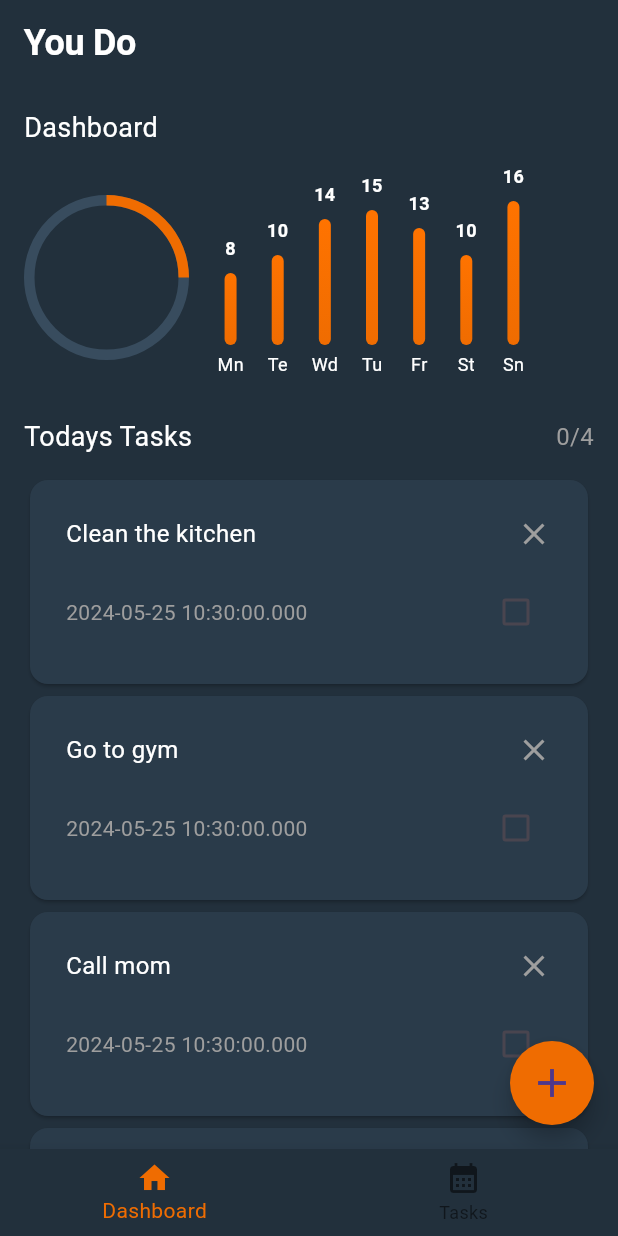
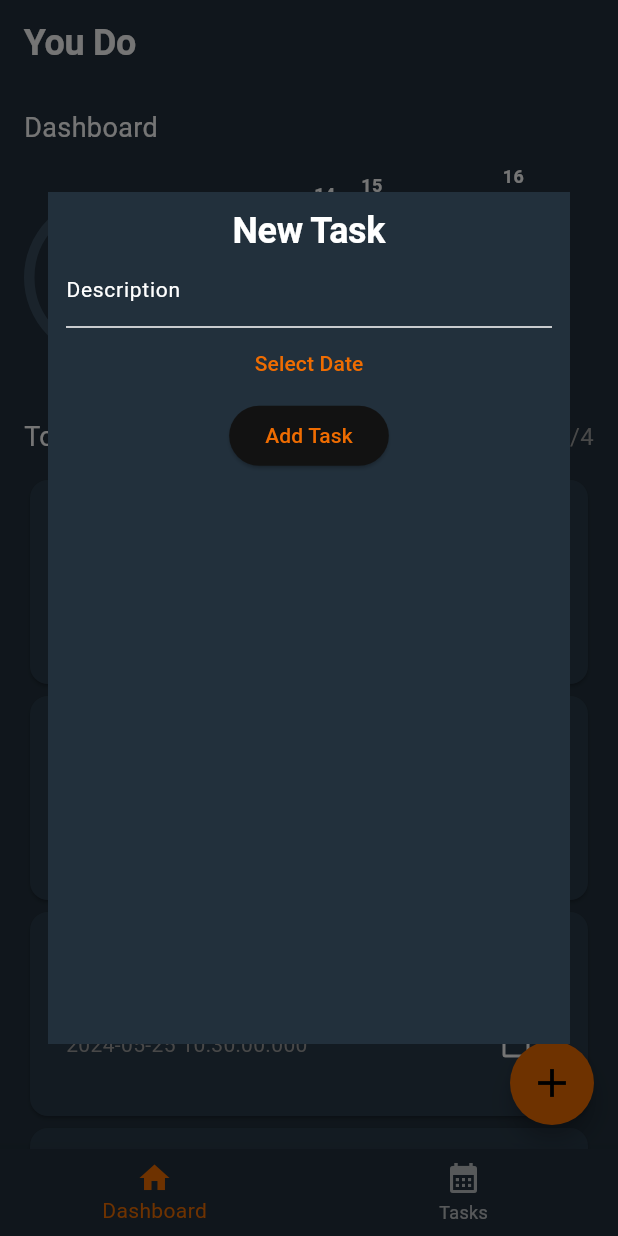
Before and after one commit to Dustindyn/to_do_app, a Flutter app: the screen it shows after launch, after a tap on the "add" icon, on a phone screen of 412 x 824 dp. Run offline on Flutter 3.47's test engine with Material 3 defaults, Android fonts, the phone set to English and light mode, and no system bars; drawn by our look-alikes of fl_chart, percent_indicator; our stand-ins replace flutter_bloc, freezed_annotation, go_router; missing offline and left inert: animated_line_through; generated files the repository leaves out were written again.

Commit message:
add WIP dialog to add tasks

```diff
--- a/lib/app.dart
+++ b/lib/app.dart
@@ -8,12 +8,14 @@ class App extends StatelessWidget {
 
   @override
   Widget build(BuildContext context) {
-    return MaterialApp.router(
-      routerConfig: router,
-      theme: theme,
-      localizationsDelegates: const [
-        AppLocalizations.delegate,
-      ],
+    return Material(
+      child: MaterialApp.router(
+        routerConfig: router,
+        theme: theme,
+        localizationsDelegates: const [
+          AppLocalizations.delegate,
+        ],
+      ),
     );
   }
 }
--- a/lib/src/core/tasks/blocs/tasks_cubit.dart
+++ b/lib/src/core/tasks/blocs/tasks_cubit.dart
@@ -24,4 +24,15 @@ class TasksCubit extends Cubit<List<Task>> {
     final updatedTasks = state.where((task) => task.id != taskId).toList();
     emit(updatedTasks);
   }
+
+  void addTask({required String description, required DateTime dueDate}) {
+    final newTask = Task(
+      id: DateTime.now().toIso8601String(),
+      description: description,
+      dueDate: dueDate,
+      isCompleted: false,
+    );
+    final updatedTasks = [...state, newTask];
+    emit(updatedTasks);
+  }
 }
--- /dev/null
+++ b/lib/src/core/tasks/widgets/add_task_dialog.dart
@@ -0,0 +1,58 @@
+import 'package:flutter/material.dart';
+import 'package:flutter_bloc/flutter_bloc.dart';
+import 'package:you_do/src/core/tasks/blocs/tasks_cubit.dart';
+import 'package:you_do/src/core/theme/theme_extension.dart';
+
+class AddTaskDialog extends StatelessWidget {
+  AddTaskDialog({super.key});
+
+  DateTime? _selectedDate;
+  String? _description;
+
+  @override
+  Widget build(BuildContext context) {
+    return Padding(
+      padding: const EdgeInsets.symmetric(horizontal: 32.0, vertical: 128),
+      child: Container(
+        color: context.theme.scaffoldBackgroundColor,
+        child: Padding(
+          padding: const EdgeInsets.all(12.0),
+          child: Column(
+            children: [
+              Text("New Task", style: context.theme.textTheme.displayLarge),
+              TextField(
+                onChanged: (value) => _description = value,
+                decoration: const InputDecoration(
+                  labelText: "Description",
+                  hintText: "Enter task description",
+                ),
+              ),
+              TextButton(
+                onPressed: () => _getDate(context),
+                child: const Text("Select Date"),
+              ),
+              ElevatedButton(
+                  onPressed: () {
+                    context.read<TasksCubit>().addTask(
+                          description: _description!,
+                          dueDate: _selectedDate!,
+                        );
+                    Navigator.of(context).pop();
+                  },
+                  child: const Text("Add Task")),
+            ],
+          ),
+        ),
+      ),
+    );
+  }
+
+  void _getDate(BuildContext context) async {
+    _selectedDate = await showDatePicker(
+      context: context,
+      initialDate: DateTime.now(),
+      firstDate: DateTime.now(),
+      lastDate: DateTime(2025),
+    );
+  }
+}
--- a/lib/src/core/theme/theme.dart
+++ b/lib/src/core/theme/theme.dart
@@ -1,6 +1,10 @@
 import 'package:flutter/material.dart';
 
 var theme = ThemeData(
+  colorScheme: const ColorScheme.dark().copyWith(
+    primary: const Color(0xffef6c01),
+    secondary: const Color(0xffef6c01),
+  ),
   primaryColor: const Color(0xffef6c01),
   //cardColor: const Color(0xff23374a),
   scaffoldBackgroundColor: const Color(0xff22303c),
--- a/lib/src/features/dashboard/widgets/add_task_fab.dart
+++ b/lib/src/features/dashboard/widgets/add_task_fab.dart
@@ -1,4 +1,5 @@
 import 'package:flutter/material.dart';
+import 'package:you_do/src/core/tasks/widgets/add_task_dialog.dart';
 import 'package:you_do/src/core/theme/theme_extension.dart';
 
 class AddTaskFab extends StatelessWidget {
@@ -7,7 +8,7 @@ class AddTaskFab extends StatelessWidget {
   @override
   Widget build(BuildContext context) {
     return FloatingActionButton(
-      onPressed: () {},
+      onPressed: () => _openAddTaskDialog(context),
       backgroundColor: context.theme.primaryColor,
       shape: RoundedRectangleBorder(
         borderRadius: BorderRadius.circular(30),
@@ -15,4 +16,13 @@ class AddTaskFab extends StatelessWidget {
       child: const Icon(Icons.add, size: 32),
     );
   }
+
+  void _openAddTaskDialog(BuildContext context) {
+    showDialog(
+      context: context,
+      builder: (context) {
+        return AddTaskDialog();
+      },
+    );
+  }
 }
```
Also changed, not shown: 2 other files.
